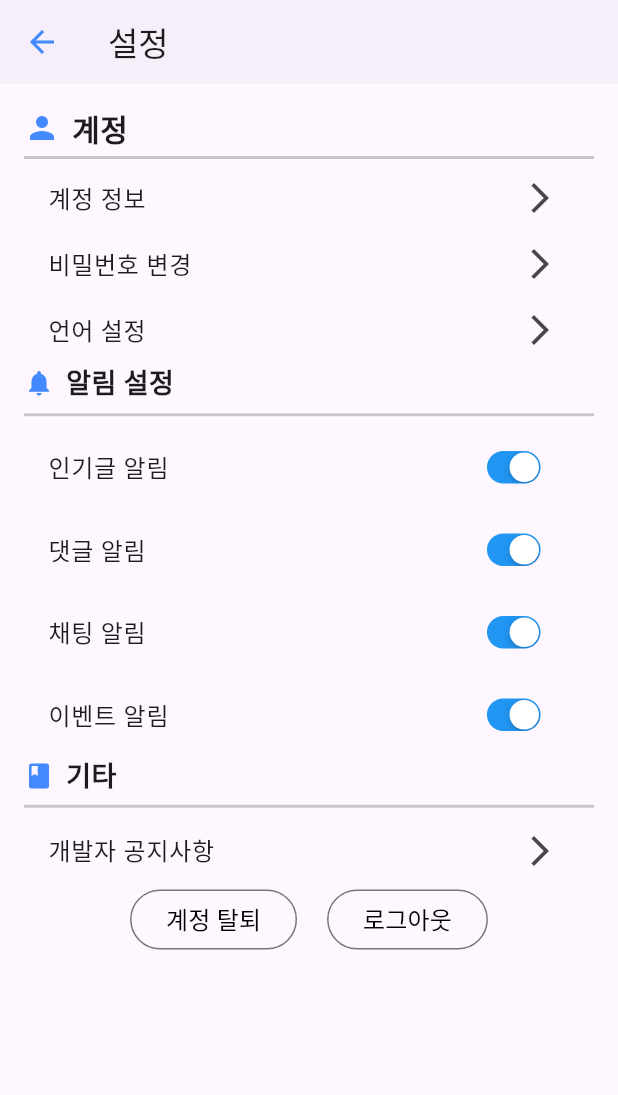
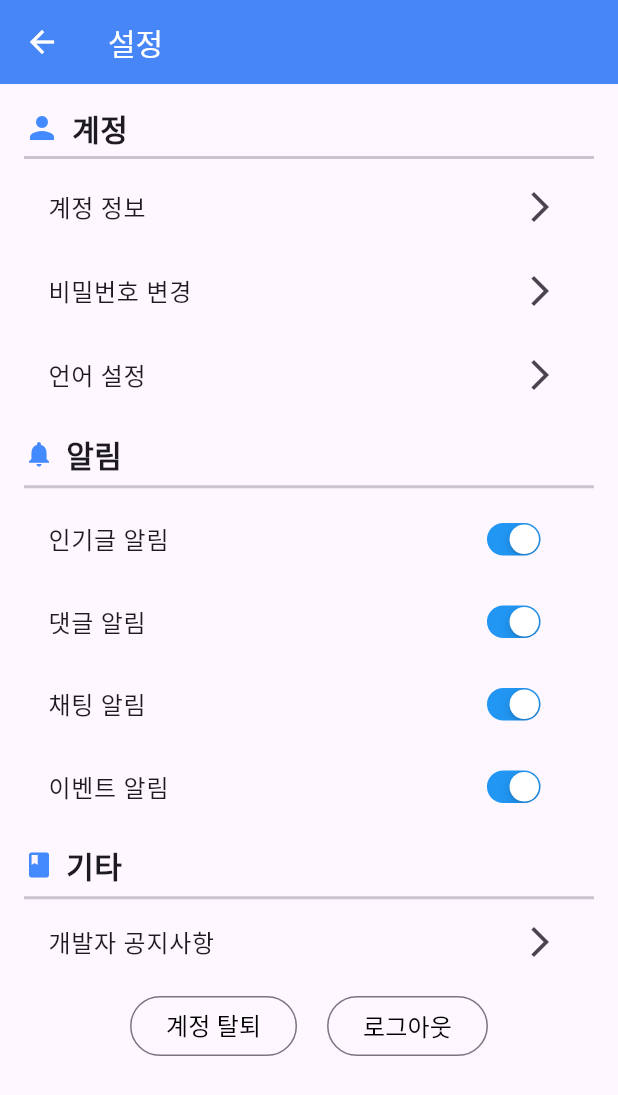
Before and after one commit to JongHyun9999/INU_Tourgether, a Flutter app: the NarBar widget shown alone on an empty page, opened directly, after a tap on the "settings" icon, on a phone screen of 412 x 824 dp. Shown: the top 1095 px of the screen. Run offline on Flutter 3.47's test engine with Material 2 defaults, Android fonts, the phone set to English and light mode, and no system bars; our stand-ins replace badges; network calls fail.

Commit message:
2023-07-29, JKE: 디자인 수정

```diff
--- a/Tourgether/lib/NavBar.dart
+++ b/Tourgether/lib/NavBar.dart
@@ -112,6 +112,7 @@ class _NarBarState extends State<NarBar> {
           width: MediaQuery.of(context).size.width * 0.7,
           height: MediaQuery.of(context).size.height * 0.45,
           child: Drawer(
+            elevation: 5,
             // ListView: 선택 리스트를 쉽게 구현
             child: ListView(
               // appBar 부분까지 범위 내에 들도록 padding을 없앰
@@ -154,7 +155,7 @@ class _NarBarState extends State<NarBar> {
                     style: TextStyle(fontSize: 15),
                   ),
                   // 배경 이미지
-                  decoration: const BoxDecoration(
+                  decoration: BoxDecoration(
                     color: Colors.blue,
                     borderRadius:
                         BorderRadius.only(bottomRight: Radius.circular(40.0)),
@@ -163,7 +164,16 @@ class _NarBarState extends State<NarBar> {
                         'image/userInfo_background.jpg',
                       ),
                       fit: BoxFit.cover,
-                      )),
+                    ),
+                    boxShadow: [
+                      BoxShadow(
+                        color: Colors.grey.withOpacity(1.0),
+                        spreadRadius: 4,
+                        blurRadius: 5,
+                        offset: Offset(0, 3), // changes position of shadow
+                      ),
+                    ],
+                  ),
                 ),
                 Row(
                   children: [
@@ -171,12 +181,13 @@ class _NarBarState extends State<NarBar> {
                     const SizedBox(
                       width: 13,
                     ),
-                    Icon(
                     onlineSwitch
-                          ? Icons.wifi_tethering
-                          : Icons.portable_wifi_off,
+                        ? Icon(
+                            Icons.wifi_tethering,
                             size: 20,
-                    ),
+                            color: Colors.blueAccent,
+                          )
+                        : Icon(Icons.portable_wifi_off, size: 20),
                     const SizedBox(
                       width: 10,
                     ),
@@ -211,7 +222,8 @@ class _NarBarState extends State<NarBar> {
                           Transform.translate(
                             offset: Offset(0, 0),
                             child: IconButton(
-                              icon: Icon(Icons.people),
+                              icon:
+                                  Icon(Icons.people, color: Colors.blueAccent),
                               onPressed: () {},
                             ),
                           ),
@@ -228,11 +240,11 @@ class _NarBarState extends State<NarBar> {
                       ),
                     ),
                     IconButton(
-                      icon: Icon(Icons.star),
+                      icon: Icon(Icons.star, color: Colors.blueAccent),
                       onPressed: () {},
                     ),
                     IconButton(
-                      icon: Icon(Icons.settings),
+                      icon: Icon(Icons.settings, color: Colors.blueAccent),
                       onPressed: () {
                         Navigator.push(
                           context,
--- a/Tourgether/lib/setting.dart
+++ b/Tourgether/lib/setting.dart
@@ -26,19 +26,23 @@ class _SettingsPageState extends State<SettingsPage> {
         title: Row(
           mainAxisAlignment: MainAxisAlignment.start,
           children: [
-            Text('설정'),
+            Text(
+              '설정',
+              style: TextStyle(fontSize: 20.0, color: Colors.white),
+            ),
           ],
         ),
         centerTitle: true,
-        backgroundColor: Theme.of(context).scaffoldBackgroundColor,
-        elevation: 1,
+        backgroundColor:
+            Colors.blueAccent, //Theme.of(context).scaffoldBackgroundColor,
+        elevation: 3,
         leading: IconButton(
           onPressed: () {
             Navigator.of(context).pop();
           },
           icon: Icon(
             Icons.arrow_back,
-            color: Colors.blueAccent,
+            color: Colors.white, //Colors.blueAccent,
           ),
         ),
       ),
@@ -75,9 +79,6 @@ class _SettingsPageState extends State<SettingsPage> {
                   ),
                   Icon(Icons.arrow_forward_ios)
                 ],
-              ),
-              visualDensity: VisualDensity(
-                vertical: -3,
               ),
               onTap: () {
                 showDialog(
@@ -125,7 +126,6 @@ class _SettingsPageState extends State<SettingsPage> {
               title: Row(
                   mainAxisAlignment: MainAxisAlignment.spaceBetween,
                   children: [Text("비밀번호 변경"), Icon(Icons.arrow_forward_ios)]),
-              visualDensity: VisualDensity(vertical: -3),
               onTap: () {
                 showDialog(
                   context: context,
@@ -160,7 +160,6 @@ class _SettingsPageState extends State<SettingsPage> {
               title: Row(
                   mainAxisAlignment: MainAxisAlignment.spaceBetween,
                   children: [Text("언어 설정"), Icon(Icons.arrow_forward_ios)]),
-              visualDensity: VisualDensity(vertical: -3),
               onTap: () {
                 showDialog(
                   context: context,
@@ -188,7 +187,9 @@ class _SettingsPageState extends State<SettingsPage> {
                 );
               },
             ),
-
+            SizedBox(
+              height: 10.0,
+            ),
             Row(
               children: [
                 Icon(
@@ -200,8 +201,8 @@ class _SettingsPageState extends State<SettingsPage> {
                   width: 8,
                 ),
                 Text(
-                  "알림 설정",
-                  style: TextStyle(fontSize: 18, fontWeight: FontWeight.bold),
+                  "알림",
+                  style: TextStyle(fontSize: 20, fontWeight: FontWeight.bold),
                 ),
               ],
             ),
@@ -301,7 +302,9 @@ class _SettingsPageState extends State<SettingsPage> {
                   ]),
               visualDensity: VisualDensity(vertical: -3),
             ),
-
+            SizedBox(
+              height: 10.0,
+            ),
             Row(
               children: [
                 Icon(
@@ -314,7 +317,7 @@ class _SettingsPageState extends State<SettingsPage> {
                 ),
                 Text(
                   "기타",
-                  style: TextStyle(fontSize: 18, fontWeight: FontWeight.bold),
+                  style: TextStyle(fontSize: 20, fontWeight: FontWeight.bold),
                 ),
               ],
             ),
@@ -322,6 +325,7 @@ class _SettingsPageState extends State<SettingsPage> {
               height: 15,
               thickness: 2,
             ),
+
             ListTile(
               title: Row(
                   mainAxisAlignment: MainAxisAlignment.spaceBetween,
@@ -353,6 +357,9 @@ class _SettingsPageState extends State<SettingsPage> {
                   },
                 );
               },
+            ),
+            SizedBox(
+              height: 10.0,
             ),
             Center(
               child: Row(
```
Lines whose indentation alone changed are shown as unchanged.
